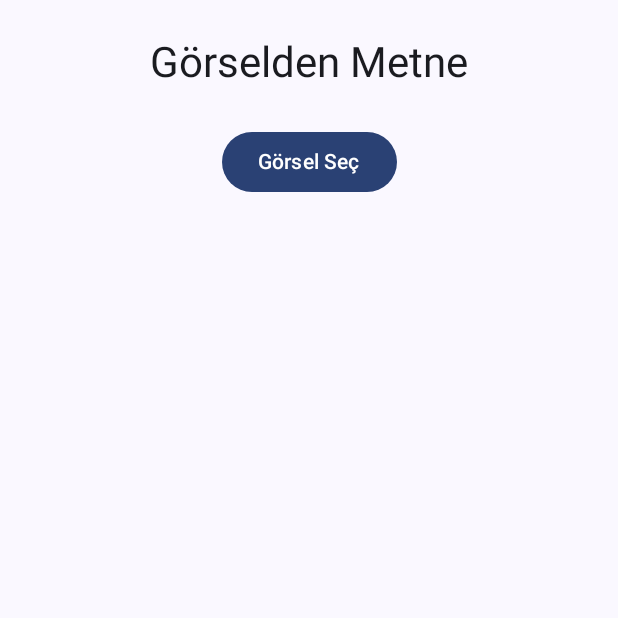
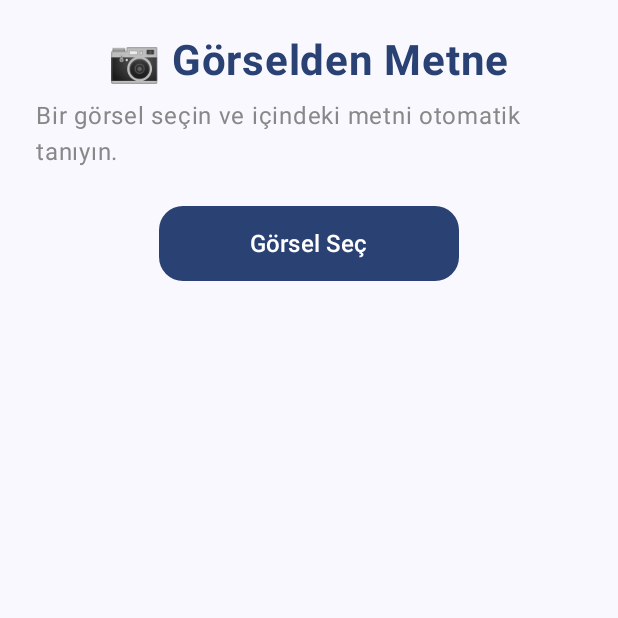
Before and after one commit to hasanhuseyinkayik/transcripty, an Android app built with Jetpack Compose: the composable ImageToText shown on its own in the app's theme, on a phone screen of 412 x 824 dp, the top half of it. Run offline under Robolectric (Android 15) with nearby library versions, the phone set to English and light mode, and no system bars; libraries missing offline, so code that uses them is left out: com.google.mlkit.vision.

Commit message:
project update

```diff
--- a/app/build.gradle.kts
+++ b/app/build.gradle.kts
@@ -41,6 +41,7 @@ android {
 
 dependencies {
 
+    implementation ("androidx.compose.material:material-icons-extended:1.6.7")
     implementation ("com.google.mlkit:text-recognition:16.0.0")
     implementation("com.amazonaws:aws-android-sdk-polly:2.16.0")
     implementation ("com.amazonaws:aws-android-sdk-core:2.23.0")
--- a/app/src/main/AndroidManifest.xml
+++ b/app/src/main/AndroidManifest.xml
@@ -8,9 +8,9 @@
         android:allowBackup="true"
         android:dataExtractionRules="@xml/data_extraction_rules"
         android:fullBackupContent="@xml/backup_rules"
-        android:icon="@mipmap/ic_launcher"
+        android:icon="@drawable/logotranscripty"
         android:label="@string/app_name"
-        android:roundIcon="@mipmap/ic_launcher_round"
+        android:roundIcon="@drawable/logotranscripty"
         android:supportsRtl="true"
         android:theme="@style/Theme.TranscriptyDeneme1"
         tools:targetApi="31">
--- a/app/src/main/java/com/hasanhuseyinkayik/transcriptydeneme1/AppNavigation.kt
+++ b/app/src/main/java/com/hasanhuseyinkayik/transcriptydeneme1/AppNavigation.kt
@@ -24,11 +24,11 @@ fun AppNavigation() {
         composable("text_to_speech"){
             TextToSpeechFileUpload(navController = navController)
         }
-        composable("image_to_text"){
-            ImageToTextScreen(navController = navController)
+        composable("image_to_text") {
+            ImageToText()
         }
         composable("uploadImageFile"){
-            ImageToText()
+            ImageToTextScreen(navController = navController)
         }
     }
 }
--- a/app/src/main/java/com/hasanhuseyinkayik/transcriptydeneme1/mainMenu/ImageToText.kt
+++ b/app/src/main/java/com/hasanhuseyinkayik/transcriptydeneme1/mainMenu/ImageToText.kt
@@ -5,20 +5,25 @@ import android.graphics.Bitmap
 import android.graphics.BitmapFactory
 import android.graphics.Matrix
 import android.net.Uri
-import android.provider.MediaStore
 import androidx.activity.compose.rememberLauncherForActivityResult
 import androidx.activity.result.contract.ActivityResultContracts
 import androidx.compose.foundation.Image
+import androidx.compose.foundation.background
 import androidx.compose.foundation.layout.*
 import androidx.compose.foundation.rememberScrollState
+import androidx.compose.foundation.shape.RoundedCornerShape
 import androidx.compose.foundation.verticalScroll
 import androidx.compose.material3.*
 import androidx.compose.runtime.*
 import androidx.compose.ui.Alignment
 import androidx.compose.ui.Modifier
+import androidx.compose.ui.draw.clip
+import androidx.compose.ui.graphics.Color
 import androidx.compose.ui.graphics.asImageBitmap
 import androidx.compose.ui.platform.LocalContext
+import androidx.compose.ui.text.font.FontWeight
 import androidx.compose.ui.unit.dp
+import androidx.compose.ui.unit.sp
 import com.google.mlkit.vision.common.InputImage
 import com.google.mlkit.vision.text.TextRecognition
 import com.google.mlkit.vision.text.latin.TextRecognizerOptions
@@ -82,36 +87,69 @@ fun ImageToText() {
             .fillMaxSize()
             .padding(24.dp)
             .verticalScroll(scrollState),
-        horizontalAlignment = Alignment.CenterHorizontally,
-        verticalArrangement = Arrangement.Top
+        horizontalAlignment = Alignment.CenterHorizontally
     ) {
         Text(
-            "Görselden Metne",
-            style = MaterialTheme.typography.headlineMedium
+            text = "📷 Görselden Metne",
+            fontSize = 28.sp,
+            fontWeight = FontWeight.Bold,
+            color = MaterialTheme.colorScheme.primary
         )
+
+        Spacer(modifier = Modifier.height(8.dp))
+
+        Text(
+            text = "Bir görsel seçin ve içindeki metni otomatik tanıyın.",
+            fontSize = 16.sp,
+            color = Color.Gray
+        )
+
         Spacer(modifier = Modifier.height(24.dp))
 
-        Button(onClick = { imagePickerLauncher.launch("image/*") }) {
-            Text("Görsel Seç")
+        Button(
+            onClick = { imagePickerLauncher.launch("image/*") },
+            shape = RoundedCornerShape(16.dp),
+            modifier = Modifier
+                .height(50.dp)
+                .width(200.dp)
+        ) {
+            Text("Görsel Seç", fontSize = 16.sp)
         }
 
         Spacer(modifier = Modifier.height(24.dp))
 
         bitmap?.let {
+            Card(
+                modifier = Modifier
+                    .fillMaxWidth()
+                    .height(250.dp),
+                shape = RoundedCornerShape(12.dp),
+                elevation = CardDefaults.cardElevation(defaultElevation = 6.dp)
+            ) {
                 Image(
                     bitmap = it.asImageBitmap(),
                     contentDescription = null,
-                modifier = Modifier
-                    .fillMaxWidth()
-                    .height(200.dp)
+                    modifier = Modifier.fillMaxSize()
                 )
+            }
         }
 
         Spacer(modifier = Modifier.height(24.dp))
 
         if (recognizedText.isNotEmpty()) {
-            Text("Tanımlanan Metin:", style = MaterialTheme.typography.titleMedium)
+            Text(
+                text = "🔍 Tanımlanan Metin:",
+                style = MaterialTheme.typography.titleMedium,
+                color = MaterialTheme.colorScheme.primary
+            )
             Spacer(modifier = Modifier.height(8.dp))
+            Box(
+                modifier = Modifier
+                    .fillMaxWidth()
+                    .clip(RoundedCornerShape(8.dp))
+                    .background(Color(0xFFF2F2F2))
+                    .padding(12.dp)
+            ) {
                 Text(
                     text = recognizedText,
                     style = MaterialTheme.typography.bodyLarge
@@ -119,3 +157,4 @@ fun ImageToText() {
             }
         }
     }
+}
--- a/app/src/main/java/com/hasanhuseyinkayik/transcriptydeneme1/unUsed/TextToSpeech.kt
+++ b/app/src/main/java/com/hasanhuseyinkayik/transcriptydeneme1/mainMenu/TextToSpeech.kt
@@ -1,7 +1,7 @@
 // Şu anda kullanılmıyor.
 
 
-package com.hasanhuseyinkayik.transcriptydeneme1.unUsed
+package com.hasanhuseyinkayik.transcriptydeneme1.mainMenu
 
 import android.content.Intent
 import android.speech.tts.TextToSpeech
--- a/app/src/main/res/values/strings.xml
+++ b/app/src/main/res/values/strings.xml
@@ -1,3 +1,3 @@
 <resources>
-    <string name="app_name">TranscriptyDeneme1</string>
+    <string name="app_name">Transcripty</string>
 </resources>
```
Also changed, not shown: app/src/main/res/drawable/logotranscripty.jpg (added). Lines whose indentation alone changed are shown as unchanged.
